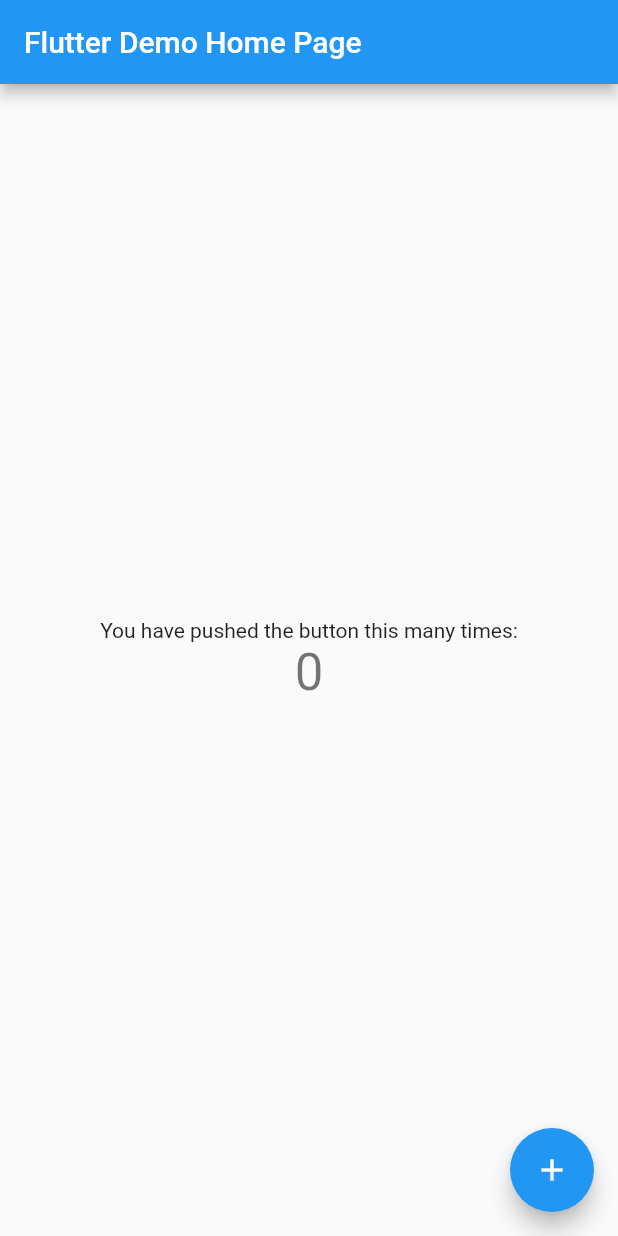
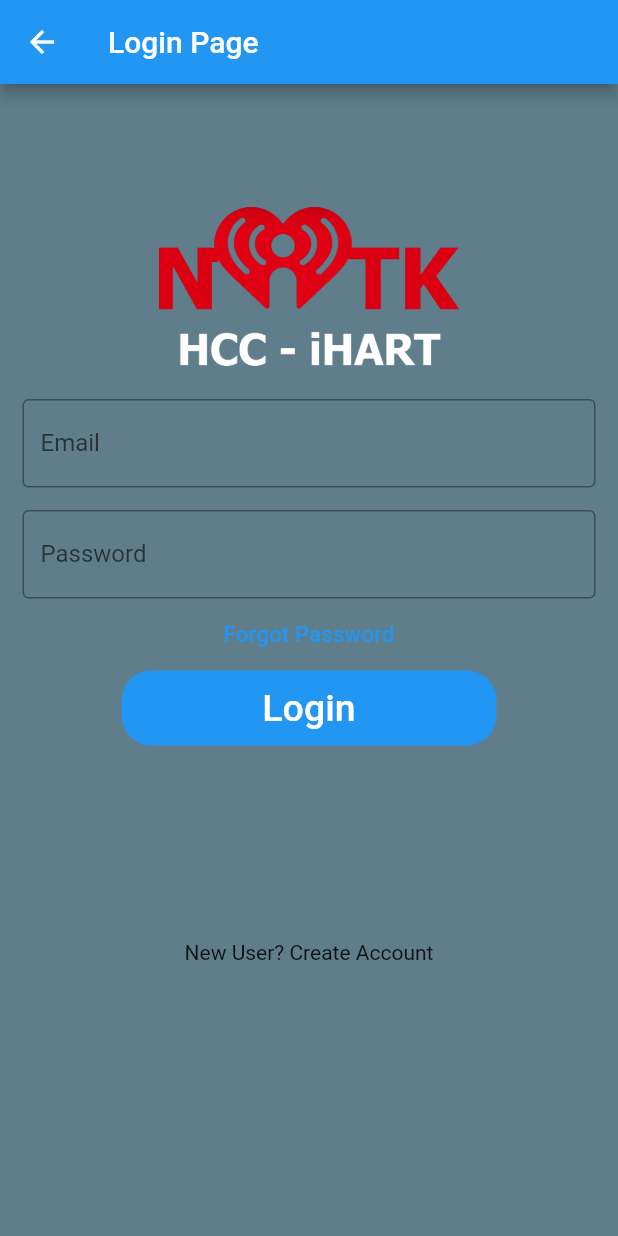
Before and after one commit to iHART-NITK/frontend, a Flutter app: the screen it shows after launch, on a phone screen of 412 x 824 dp. Run offline on Flutter 3.47's test engine with Material 2 defaults, Android fonts, the phone set to English and light mode, and no system bars.

Commit message:
login page - splash screen

```diff
--- /dev/null
+++ b/lib/features/login_page/pages/login_page.dart
@@ -0,0 +1,84 @@
+import 'package:flutter/material.dart';
+
+class LoginPage extends StatefulWidget {
+  @override
+  _LoginPageState createState() => _LoginPageState();
+}
+
+class _LoginPageState extends State<LoginPage> {
+  @override
+  Widget build(BuildContext context) {
+    return Scaffold(
+      backgroundColor: Colors.blueGrey,
+      appBar: AppBar(
+        title: Text("Login Page"),
+      ),
+      body: SingleChildScrollView(
+        child: Column(
+          children: <Widget>[
+            Padding(
+              padding: const EdgeInsets.only(top: 60.0),
+              child: Center(
+                child: Container(
+                    width: 200,
+                    height: 150,
+                    /*decoration: BoxDecoration(
+                        color: Colors.red,
+                        borderRadius: BorderRadius.circular(50.0)),*/
+                    child: Image.asset("assets/lol.png")),
+              ),
+            ),
+            Padding(
+              //padding: const EdgeInsets.only(left:15.0,right: 15.0,top:0,bottom: 0),
+              padding: EdgeInsets.symmetric(horizontal: 15),
+              child: TextField(
+                decoration: InputDecoration(
+                    border: OutlineInputBorder(),
+                    labelText: 'Email',
+                    hintText: 'Enter valid email id as abc@gmail.com'),
+              ),
+            ),
+            Padding(
+              padding: const EdgeInsets.only(
+                  left: 15.0, right: 15.0, top: 15, bottom: 0),
+              //padding: EdgeInsets.symmetric(horizontal: 15),
+              child: TextField(
+                obscureText: true,
+                decoration: InputDecoration(
+                    border: OutlineInputBorder(),
+                    labelText: 'Password',
+                    hintText: 'Enter secure password'),
+              ),
+            ),
+            FlatButton(
+              onPressed: () {
+                //TODO FORGOT PASSWORD SCREEN GOES HERE
+              },
+              child: Text(
+                'Forgot Password',
+                style: TextStyle(color: Colors.blue, fontSize: 15),
+              ),
+            ),
+            Container(
+              height: 50,
+              width: 250,
+              decoration: BoxDecoration(
+                  color: Colors.blue, borderRadius: BorderRadius.circular(20)),
+              child: FlatButton(
+                onPressed: () {},
+                child: Text(
+                  'Login',
+                  style: TextStyle(color: Colors.white, fontSize: 25),
+                ),
+              ),
+            ),
+            SizedBox(
+              height: 130,
+            ),
+            Text('New User? Create Account')
+          ],
+        ),
+      ),
+    );
+  }
+}
--- a/lib/main.dart
+++ b/lib/main.dart
@@ -1,64 +1,42 @@
 import 'package:flutter/material.dart';
+import 'package:frontend/features/login_page/pages/login_page.dart';
 
 void main() {
   runApp(MyApp());
 }
 
 class MyApp extends StatelessWidget {
-
   @override
   Widget build(BuildContext context) {
     return MaterialApp(
-      title: 'Flutter Demo',
-      theme: ThemeData(
-        primarySwatch: Colors.blue,
-      ),
-      home: MyHomePage(title: 'Flutter Demo Home Page'),
+      title: 'iHART',
+      home: MyHomePage(),
     );
   }
 }
 
 class MyHomePage extends StatefulWidget {
-  MyHomePage({Key? key, required this.title}) : super(key: key);
-  final String title;
-
   @override
   _MyHomePageState createState() => _MyHomePageState();
 }
 
 class _MyHomePageState extends State<MyHomePage> {
-  int _counter = 0;
-
-  void _incrementCounter() {
-    setState(() {
-      _counter++;
-    });
+  @override
+  void initState() {
+    Future.delayed(Duration(seconds: 2)).then((value) => Navigator.push(
+        context, MaterialPageRoute(builder: (context) => LoginPage())));
   }
 
   @override
   Widget build(BuildContext context) {
     return Scaffold(
-      appBar: AppBar(
-        title: Text(widget.title),
-      ),
+      backgroundColor: Colors.blueGrey,
       body: Center(
-        child: Column(
-          mainAxisAlignment: MainAxisAlignment.center,
-          children: <Widget>[
-            Text(
-              'You have pushed the button this many times:',
-            ),
-            Text(
-              '$_counter',
-              style: Theme.of(context).textTheme.headline4,
-            ),
-          ],
+        child: Container(
+          child: Image.asset(
+            "assets/anim.gif",
+          ),
         ),
-      ),
-      floatingActionButton: FloatingActionButton(
-        onPressed: _incrementCounter,
-        tooltip: 'Increment',
-        child: Icon(Icons.add),
       ),
     );
   }
--- a/pubspec.yaml
+++ b/pubspec.yaml
@@ -28,6 +28,7 @@
   # The following adds the Cupertino Icons font to your application.
   # Use with the CupertinoIcons class for iOS style icons.
   cupertino_icons: ^1.0.2
+  transparent_image:
 
 dev_dependencies:
   flutter_test:
@@ -45,8 +46,9 @@
   uses-material-design: true
 
   # To add assets to your application, add an assets section, like this:
-  # assets:
-  #   - images/a_dot_burr.jpeg
+  assets:
+   - assets/lol.png
+   - assets/anim.gif
   #   - images/a_dot_ham.jpeg
 
   # An image asset can refer to one or more resolution-specific "variants", see
```
Also changed, not shown: assets/anim.gif (added), assets/lol.png (added), pubspec.lock.
